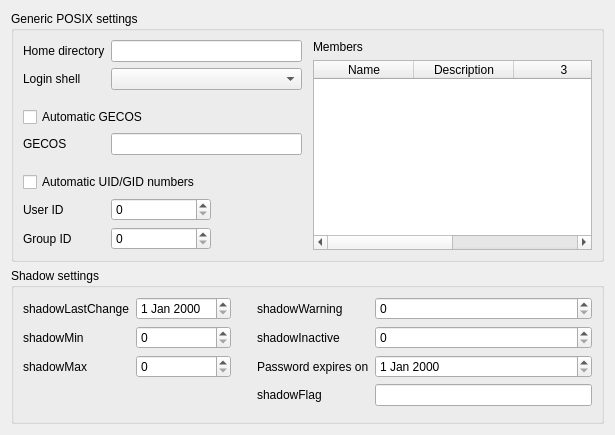
Old version of the form agent/src/clacks/agent/data/templates/default/posix-user.ui in the repository gonicus/clacks.
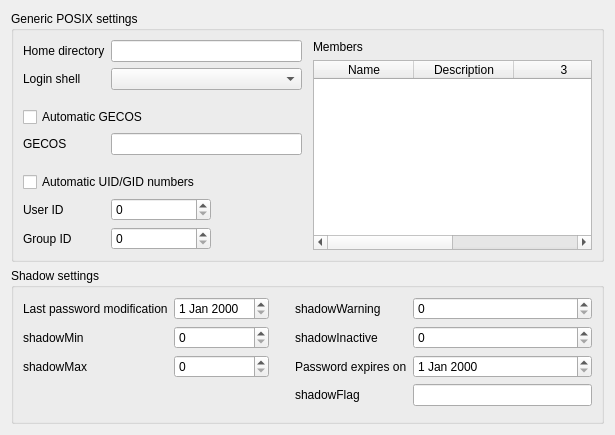
New version of the form. Icons and pictures are not drawn.

Patch:
```diff
--- a/agent/src/clacks/agent/data/templates/default/posix-user.ui
+++ b/agent/src/clacks/agent/data/templates/default/posix-user.ui
@@ -232,7 +232,7 @@
           <item row="0" column="0">
            <widget class="QLabel" name="shadowLastChangeLabel">
             <property name="text">
-             <string>shadowLastChange</string>
+             <string>Last password modification</string>
             </property>
             <property name="buddy">
              <cstring>shadowLastChangeEdit</cstring>
```
